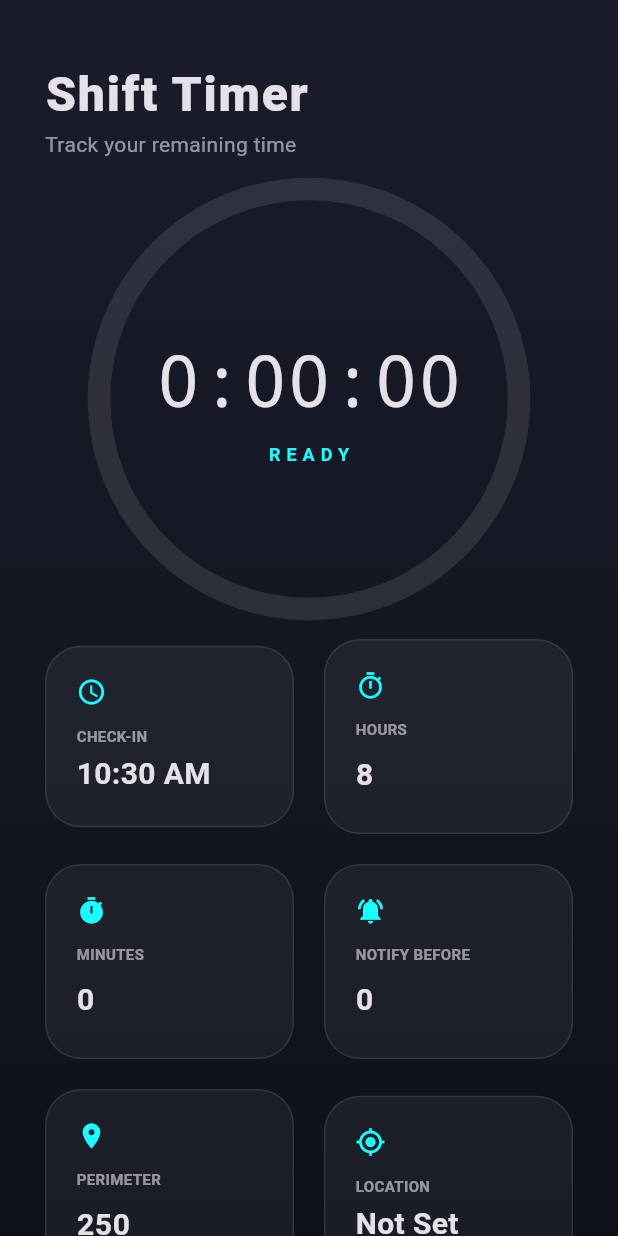
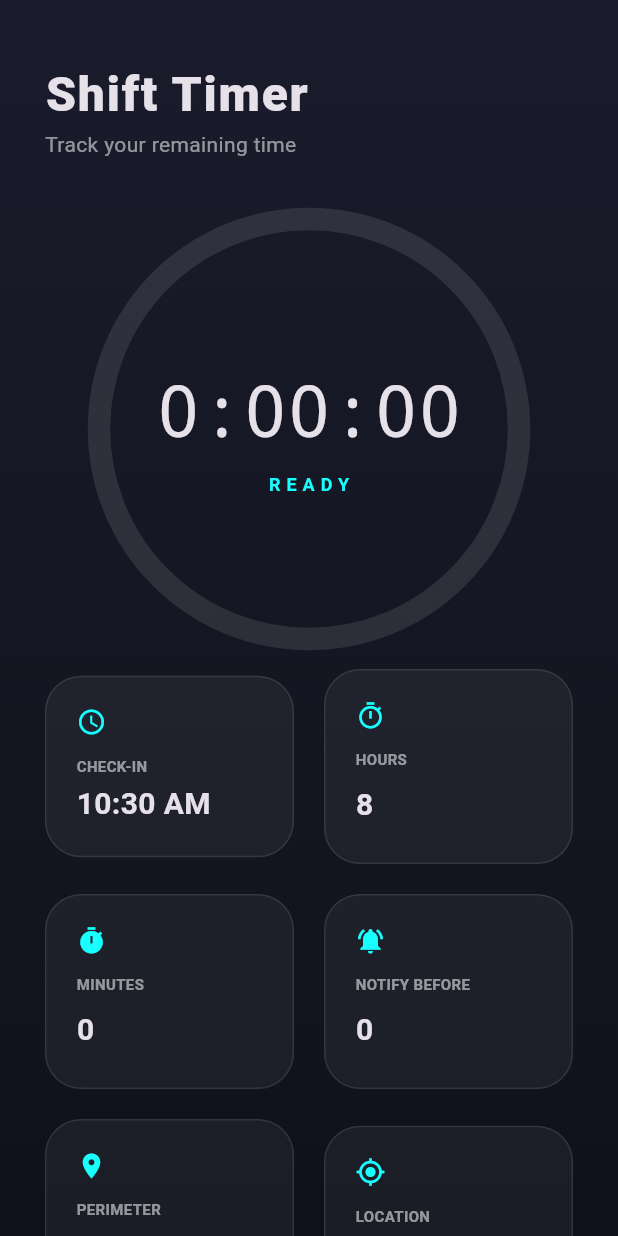
Before and after one commit to flutterninja9/time_remaining, a Flutter app: the screen it shows after launch, on a phone screen of 412 x 824 dp. Run offline on Flutter 3.47's test engine with Material 3 defaults, Android fonts, the phone set to English and light mode, and no system bars; our stand-ins replace flutter_local_notifications, geolocator, permission_handler, shared_preferences, timezone; missing offline and left inert: android_intent_plus, workmanager.

Commit message:
Adjust UI spacing in TimerPage for improved layout

```diff
--- a/lib/main.dart
+++ b/lib/main.dart
@@ -799,8 +799,7 @@ class _TimerPageState extends State<TimerPage> {
                 "Track your remaining time",
                 style: TextStyle(color: Colors.white54),
               ),
-              const Spacer(),
-              const SizedBox(height: 20),
+              const SizedBox(height: 40),
               // Visual Countdown Ring
               Stack(
                 alignment: Alignment.center,
```
